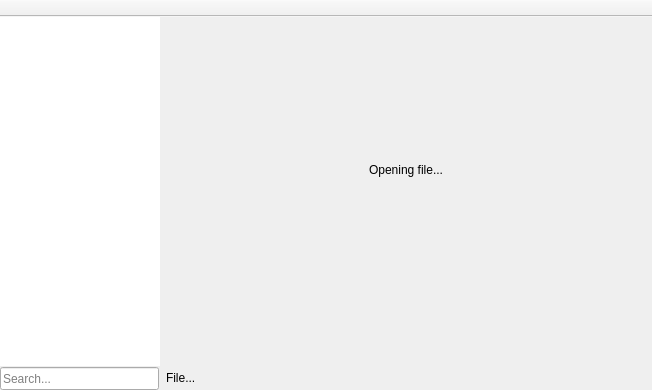
davy7125/polyphone, file sources/editor/editor.ui: the form before one commit.
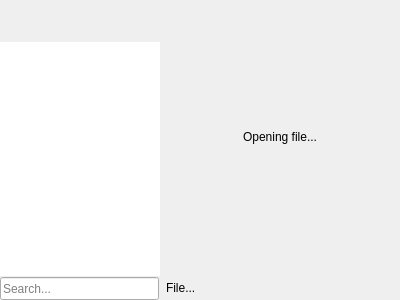
The form after the commit. Custom widgets are drawn as their Qt base class.

Diff of the .ui file:
```diff
--- a/sources/editor/editor.ui
+++ b/sources/editor/editor.ui
@@ -1,22 +1,51 @@
 <?xml version="1.0" encoding="UTF-8"?>
 <ui version="4.0">
  <class>Editor</class>
- <widget class="QMainWindow" name="Editor">
+ <widget class="QWidget" name="Editor">
   <property name="geometry">
    <rect>
     <x>0</x>
     <y>0</y>
-    <width>652</width>
-    <height>390</height>
+    <width>400</width>
+    <height>300</height>
    </rect>
   </property>
   <property name="windowTitle">
    <string notr="true">MainWindow</string>
   </property>
-  <property name="autoFillBackground">
-   <bool>true</bool>
-  </property>
-  <widget class="QWidget" name="centralwidget">
+  <layout class="QVBoxLayout" name="verticalLayout">
+   <property name="spacing">
+    <number>0</number>
+   </property>
+   <property name="leftMargin">
+    <number>0</number>
+   </property>
+   <property name="topMargin">
+    <number>0</number>
+   </property>
+   <property name="rightMargin">
+    <number>0</number>
+   </property>
+   <property name="bottomMargin">
+    <number>0</number>
+   </property>
+   <item>
+    <widget class="EditorToolBar" name="toolBar" native="true">
+     <property name="minimumSize">
+      <size>
+       <width>0</width>
+       <height>42</height>
+      </size>
+     </property>
+     <property name="maximumSize">
+      <size>
+       <width>16777215</width>
+       <height>42</height>
+      </size>
+     </property>
+    </widget>
+   </item>
+   <item>
    <layout class="QHBoxLayout" name="horizontalLayout" stretch="1,4">
     <property name="spacing">
      <number>0</number>
@@ -457,35 +486,16 @@
      </widget>
     </item>
    </layout>
-  </widget>
-  <widget class="EditorToolBar" name="toolBar">
-   <property name="windowTitle">
-    <string notr="true"/>
-   </property>
-   <property name="movable">
-    <bool>false</bool>
-   </property>
-   <property name="allowedAreas">
-    <set>Qt::TopToolBarArea</set>
-   </property>
-   <property name="iconSize">
-    <size>
-     <width>32</width>
-     <height>32</height>
-    </size>
-   </property>
-   <property name="floatable">
-    <bool>false</bool>
-   </property>
-   <attribute name="toolBarArea">
-    <enum>TopToolBarArea</enum>
-   </attribute>
-   <attribute name="toolBarBreak">
-    <bool>false</bool>
-   </attribute>
-  </widget>
+   </item>
+  </layout>
  </widget>
  <customwidgets>
+  <customwidget>
+   <class>RotatingSpinner</class>
+   <extends>QWidget</extends>
+   <header>rotatingspinner.h</header>
+   <container>1</container>
+  </customwidget>
   <customwidget>
    <class>PageOverviewSmpl</class>
    <extends>QWidget</extends>
@@ -541,11 +551,6 @@
   </customwidget>
   <customwidget>
    <class>EditorToolBar</class>
-   <extends>QToolBar</extends>
-   <header>editortoolbar.h</header>
-  </customwidget>
-  <customwidget>
-   <class>RotatingSpinner</class>
    <extends>QWidget</extends>
    <header>rotatingspinner.h</header>
    <container>1</container>
```
Left out of the diff: 4 changed lines with no effect on the pictures. Lines whose indentation alone changed are shown as unchanged.
